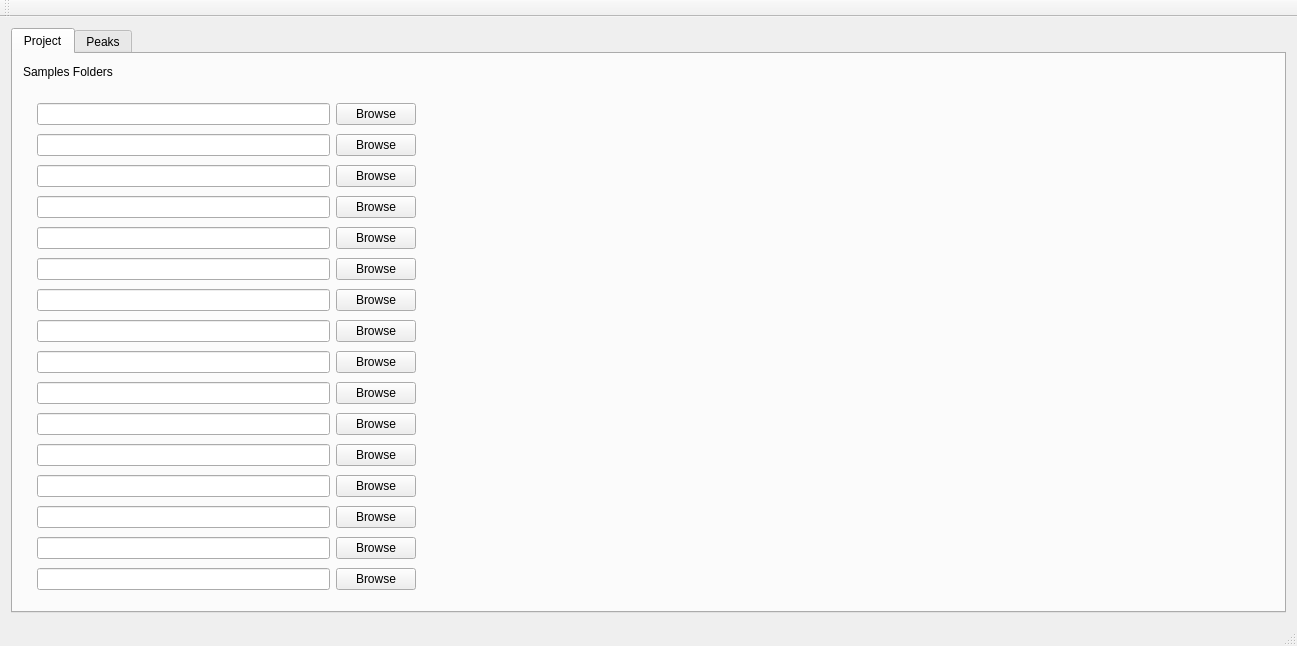
First picture: the form in spectraanalyzer.ui, repository sarkaranwar/SpectraAnalyzer, before the edit.
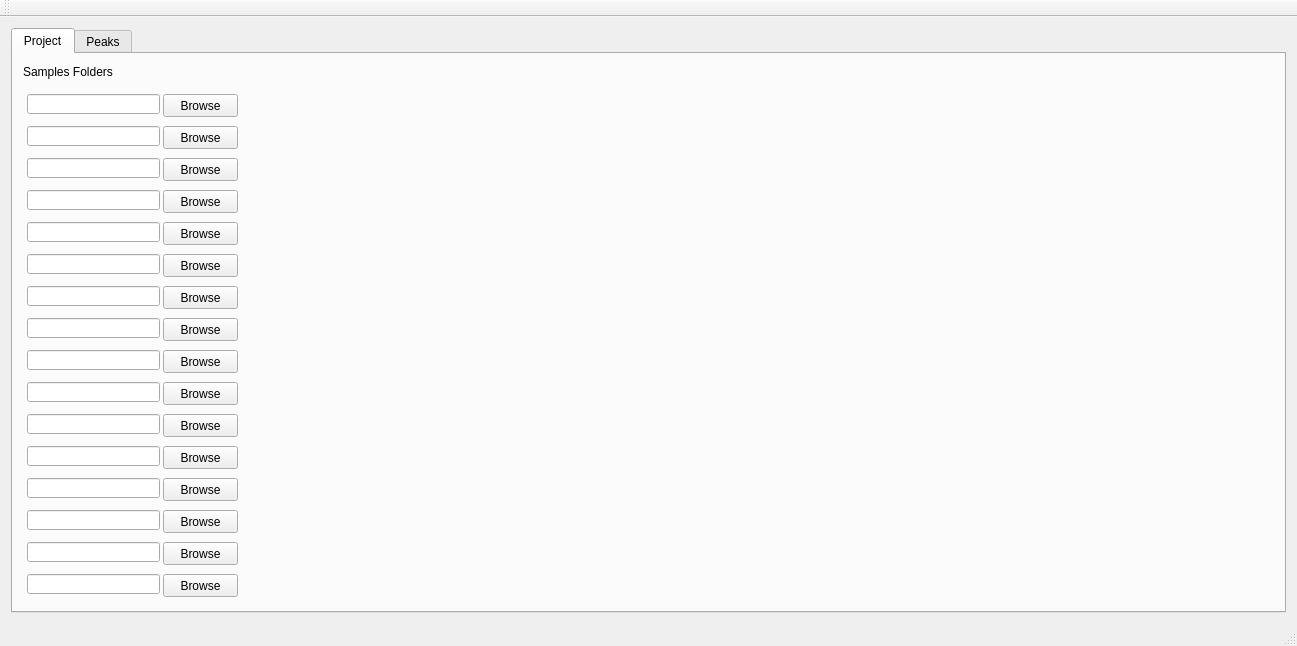
Second picture: the form after the edit.

Commit message: Changed the names of the lineEdits and pushButtons Added mouse interaction to roughly draw the peak and set initial conditions

```diff
--- a/spectraanalyzer.ui
+++ b/spectraanalyzer.ui
@@ -37,179 +37,375 @@
          <string>Samples Folders</string>
         </property>
        </widget>
-       <widget class="QWidget" name="">
+       <widget class="QLineEdit" name="lineEdit_project_Sample_3">
         <property name="geometry">
          <rect>
-          <x>13</x>
-          <y>35</y>
-          <width>401</width>
-          <height>521</height>
+          <x>14</x>
+          <y>104</y>
+          <width>133</width>
+          <height>20</height>
          </rect>
         </property>
-        <layout class="QGridLayout" name="gridLayout_2">
-         <item row="2" column="0">
-          <widget class="QLineEdit" name="lineEdit_project_Sample_3"/>
-         </item>
-         <item row="6" column="0">
-          <widget class="QLineEdit" name="lineEdit_project_Sample_7"/>
-         </item>
-         <item row="6" column="1">
+       </widget>
           <widget class="QPushButton" name="pushButton_browse_7">
+        <property name="geometry">
+         <rect>
+          <x>150</x>
+          <y>232</y>
+          <width>75</width>
+          <height>23</height>
+         </rect>
+        </property>
            <property name="text">
             <string>Browse</string>
            </property>
           </widget>
-         </item>
-         <item row="4" column="0">
-          <widget class="QLineEdit" name="lineEdit_project_Sample_5"/>
-         </item>
-         <item row="7" column="0">
-          <widget class="QLineEdit" name="lineEdit_project_Sample_8"/>
-         </item>
-         <item row="5" column="1">
+       <widget class="QLineEdit" name="lineEdit_project_Sample_7">
+        <property name="geometry">
+         <rect>
+          <x>14</x>
+          <y>232</y>
+          <width>133</width>
+          <height>20</height>
+         </rect>
+        </property>
+       </widget>
+       <widget class="QLineEdit" name="lineEdit_project_Sample_5">
+        <property name="geometry">
+         <rect>
+          <x>14</x>
+          <y>168</y>
+          <width>133</width>
+          <height>20</height>
+         </rect>
+        </property>
+       </widget>
           <widget class="QPushButton" name="pushButton_browse_6">
+        <property name="geometry">
+         <rect>
+          <x>150</x>
+          <y>200</y>
+          <width>75</width>
+          <height>23</height>
+         </rect>
+        </property>
            <property name="text">
             <string>Browse</string>
            </property>
           </widget>
-         </item>
-         <item row="3" column="0">
-          <widget class="QLineEdit" name="lineEdit_project_Sample_4"/>
-         </item>
-         <item row="2" column="1">
+       <widget class="QLineEdit" name="lineEdit_project_Sample_8">
+        <property name="geometry">
+         <rect>
+          <x>14</x>
+          <y>264</y>
+          <width>133</width>
+          <height>20</height>
+         </rect>
+        </property>
+       </widget>
           <widget class="QPushButton" name="pushButton_browse_3">
+        <property name="geometry">
+         <rect>
+          <x>150</x>
+          <y>104</y>
+          <width>75</width>
+          <height>23</height>
+         </rect>
+        </property>
            <property name="text">
             <string>Browse</string>
            </property>
           </widget>
-         </item>
-         <item row="1" column="0">
-          <widget class="QLineEdit" name="lineEdit_project_Sample_2"/>
-         </item>
-         <item row="3" column="1">
+       <widget class="QLineEdit" name="lineEdit_project_Sample_4">
+        <property name="geometry">
+         <rect>
+          <x>14</x>
+          <y>136</y>
+          <width>133</width>
+          <height>20</height>
+         </rect>
+        </property>
+       </widget>
+       <widget class="QLineEdit" name="lineEdit_project_Sample_2">
+        <property name="geometry">
+         <rect>
+          <x>14</x>
+          <y>72</y>
+          <width>133</width>
+          <height>20</height>
+         </rect>
+        </property>
+       </widget>
           <widget class="QPushButton" name="pushButton_browse_4">
+        <property name="geometry">
+         <rect>
+          <x>150</x>
+          <y>136</y>
+          <width>75</width>
+          <height>23</height>
+         </rect>
+        </property>
            <property name="text">
             <string>Browse</string>
            </property>
           </widget>
-         </item>
-         <item row="5" column="0">
-          <widget class="QLineEdit" name="lineEdit_project_Sample_6"/>
-         </item>
-         <item row="4" column="1">
+       <widget class="QLineEdit" name="lineEdit_project_Sample_6">
+        <property name="geometry">
+         <rect>
+          <x>14</x>
+          <y>200</y>
+          <width>133</width>
+          <height>20</height>
+         </rect>
+        </property>
+       </widget>
           <widget class="QPushButton" name="pushButton_browse_5">
+        <property name="geometry">
+         <rect>
+          <x>150</x>
+          <y>168</y>
+          <width>75</width>
+          <height>23</height>
+         </rect>
+        </property>
            <property name="text">
             <string>Browse</string>
            </property>
           </widget>
-         </item>
-         <item row="0" column="0">
-          <widget class="QLineEdit" name="lineEdit_project_Sample_1"/>
-         </item>
-         <item row="0" column="1">
-          <widget class="QPushButton" name="pushButton_browse_1">
-           <property name="text">
-            <string>Browse</string>
-           </property>
-          </widget>
-         </item>
-         <item row="1" column="1">
+       <widget class="QLineEdit" name="lineEdit_project_Sample_1">
+        <property name="geometry">
+         <rect>
+          <x>14</x>
+          <y>40</y>
+          <width>133</width>
+          <height>20</height>
+         </rect>
+        </property>
+       </widget>
           <widget class="QPushButton" name="pushButton_browse_2">
+        <property name="geometry">
+         <rect>
+          <x>150</x>
+          <y>72</y>
+          <width>75</width>
+          <height>23</height>
+         </rect>
+        </property>
            <property name="text">
             <string>Browse</string>
            </property>
           </widget>
-         </item>
-         <item row="9" column="1">
+       <widget class="QPushButton" name="pushButton_browse_1">
+        <property name="geometry">
+         <rect>
+          <x>150</x>
+          <y>40</y>
+          <width>75</width>
+          <height>23</height>
+         </rect>
+        </property>
+        <property name="text">
+         <string>Browse</string>
+        </property>
+       </widget>
           <widget class="QPushButton" name="pushButton_browse_10">
-           <property name="text">
-            <string>Browse</string>
-           </property>
-          </widget>
-         </item>
-         <item row="11" column="1">
-          <widget class="QPushButton" name="pushButton_browse_12">
+        <property name="geometry">
+         <rect>
+          <x>150</x>
+          <y>328</y>
+          <width>75</width>
+          <height>23</height>
+         </rect>
+        </property>
            <property name="text">
             <string>Browse</string>
            </property>
           </widget>
-         </item>
-         <item row="10" column="1">
           <widget class="QPushButton" name="pushButton_browse_11">
+        <property name="geometry">
+         <rect>
+          <x>150</x>
+          <y>360</y>
+          <width>75</width>
+          <height>23</height>
+         </rect>
+        </property>
            <property name="text">
             <string>Browse</string>
            </property>
           </widget>
-         </item>
-         <item row="8" column="0">
-          <widget class="QLineEdit" name="lineEdit_project_Sample_9"/>
-         </item>
-         <item row="12" column="0">
-          <widget class="QLineEdit" name="lineEdit_project_Sample_13"/>
-         </item>
-         <item row="12" column="1">
+       <widget class="QPushButton" name="pushButton_browse_12">
+        <property name="geometry">
+         <rect>
+          <x>150</x>
+          <y>392</y>
+          <width>75</width>
+          <height>23</height>
+         </rect>
+        </property>
+        <property name="text">
+         <string>Browse</string>
+        </property>
+       </widget>
+       <widget class="QLineEdit" name="lineEdit_project_Sample_9">
+        <property name="geometry">
+         <rect>
+          <x>14</x>
+          <y>296</y>
+          <width>133</width>
+          <height>20</height>
+         </rect>
+        </property>
+       </widget>
+       <widget class="QLineEdit" name="lineEdit_project_Sample_13">
+        <property name="geometry">
+         <rect>
+          <x>14</x>
+          <y>424</y>
+          <width>133</width>
+          <height>20</height>
+         </rect>
+        </property>
+       </widget>
           <widget class="QPushButton" name="pushButton_browse_13">
+        <property name="geometry">
+         <rect>
+          <x>150</x>
+          <y>424</y>
+          <width>75</width>
+          <height>23</height>
+         </rect>
+        </property>
            <property name="text">
             <string>Browse</string>
            </property>
           </widget>
-         </item>
-         <item row="10" column="0">
-          <widget class="QLineEdit" name="lineEdit_project_Sample_11"/>
-         </item>
-         <item row="11" column="0">
-          <widget class="QLineEdit" name="lineEdit_project_Sample_12"/>
-         </item>
-         <item row="8" column="1">
+       <widget class="QLineEdit" name="lineEdit_project_Sample_11">
+        <property name="geometry">
+         <rect>
+          <x>14</x>
+          <y>360</y>
+          <width>133</width>
+          <height>20</height>
+         </rect>
+        </property>
+       </widget>
           <widget class="QPushButton" name="pushButton_browse_9">
+        <property name="geometry">
+         <rect>
+          <x>150</x>
+          <y>296</y>
+          <width>75</width>
+          <height>23</height>
+         </rect>
+        </property>
            <property name="text">
             <string>Browse</string>
            </property>
           </widget>
-         </item>
-         <item row="7" column="1">
+       <widget class="QLineEdit" name="lineEdit_project_Sample_12">
+        <property name="geometry">
+         <rect>
+          <x>14</x>
+          <y>392</y>
+          <width>133</width>
+          <height>20</height>
+         </rect>
+        </property>
+       </widget>
+       <widget class="QLineEdit" name="lineEdit_project_Sample_10">
+        <property name="geometry">
+         <rect>
+          <x>14</x>
+          <y>328</y>
+          <width>133</width>
+          <height>20</height>
+         </rect>
+        </property>
+       </widget>
           <widget class="QPushButton" name="pushButton_browse_8">
+        <property name="geometry">
+         <rect>
+          <x>150</x>
+          <y>264</y>
+          <width>75</width>
+          <height>23</height>
+         </rect>
+        </property>
            <property name="text">
             <string>Browse</string>
            </property>
           </widget>
-         </item>
-         <item row="9" column="0">
-          <widget class="QLineEdit" name="lineEdit_project_Sample_10"/>
-         </item>
-         <item row="13" column="0">
-          <widget class="QLineEdit" name="lineEdit_project_Sample_14"/>
-         </item>
-         <item row="15" column="1">
-          <widget class="QPushButton" name="pushButton_browse_16">
-           <property name="text">
-            <string>Browse</string>
-           </property>
-          </widget>
-         </item>
-         <item row="13" column="1">
+       <widget class="QLineEdit" name="lineEdit_project_Sample_14">
+        <property name="geometry">
+         <rect>
+          <x>14</x>
+          <y>456</y>
+          <width>133</width>
+          <height>20</height>
+         </rect>
+        </property>
+       </widget>
           <widget class="QPushButton" name="pushButton_browse_14">
+        <property name="geometry">
+         <rect>
+          <x>150</x>
+          <y>456</y>
+          <width>75</width>
+          <height>23</height>
+         </rect>
+        </property>
            <property name="text">
             <string>Browse</string>
            </property>
           </widget>
-         </item>
-         <item row="14" column="1">
+       <widget class="QPushButton" name="pushButton_browse_16">
+        <property name="geometry">
+         <rect>
+          <x>150</x>
+          <y>520</y>
+          <width>75</width>
+          <height>23</height>
+         </rect>
+        </property>
+        <property name="text">
+         <string>Browse</string>
+        </property>
+       </widget>
           <widget class="QPushButton" name="pushButton_browse_15">
+        <property name="geometry">
+         <rect>
+          <x>150</x>
+          <y>488</y>
+          <width>75</width>
+          <height>23</height>
+         </rect>
+        </property>
            <property name="text">
             <string>Browse</string>
            </property>
           </widget>
-         </item>
-         <item row="15" column="0">
-          <widget class="QLineEdit" name="lineEdit_project_Sample_16"/>
-         </item>
-         <item row="14" column="0">
-          <widget class="QLineEdit" name="lineEdit_project_Sample_15"/>
-         </item>
-        </layout>
+       <widget class="QLineEdit" name="lineEdit_project_Sample_16">
+        <property name="geometry">
+         <rect>
+          <x>14</x>
+          <y>520</y>
+          <width>133</width>
+          <height>20</height>
+         </rect>
+        </property>
        </widget>
-       <zorder>lineEdit_project_Sample_1</zorder>
+       <widget class="QLineEdit" name="lineEdit_project_Sample_15">
+        <property name="geometry">
+         <rect>
+          <x>14</x>
+          <y>488</y>
+          <width>133</width>
+          <height>20</height>
+         </rect>
+        </property>
+       </widget>
+       <zorder>layoutWidget</zorder>
        <zorder>label_project_sample</zorder>
        <zorder>lineEdit_project_Sample_1</zorder>
        <zorder>lineEdit_project_Sample_2</zorder>
```
Left out of the diff: 32 changed lines with no effect on the pictures. Lines whose indentation alone changed are shown as unchanged. The commit also changes 4 other files.
